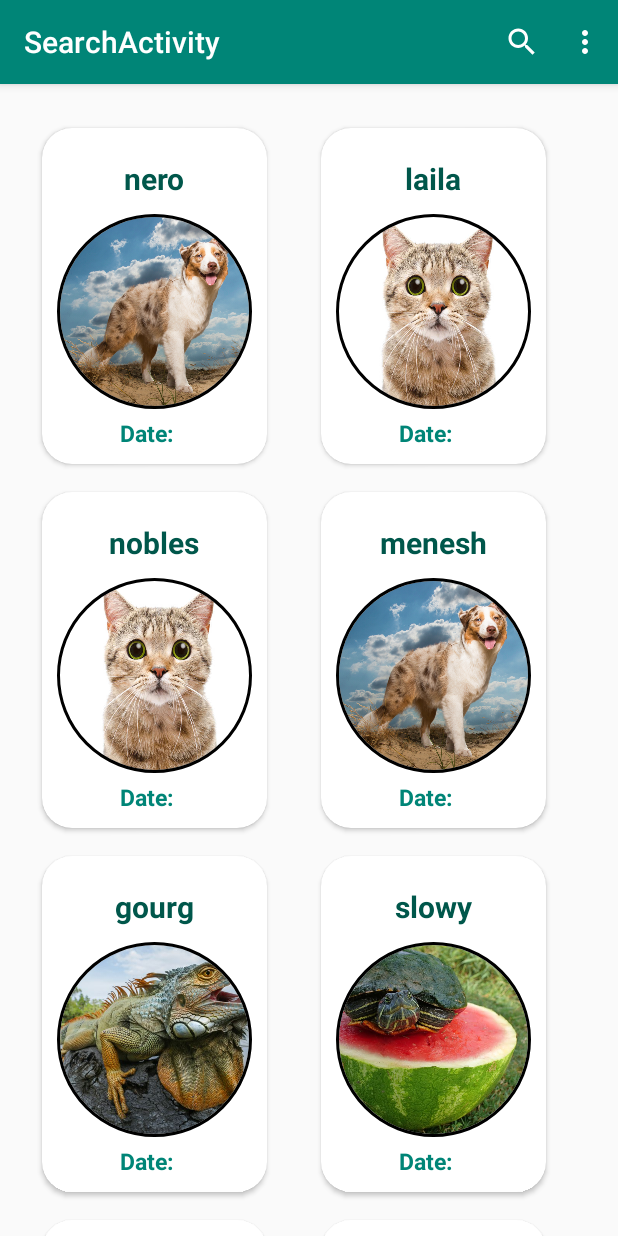
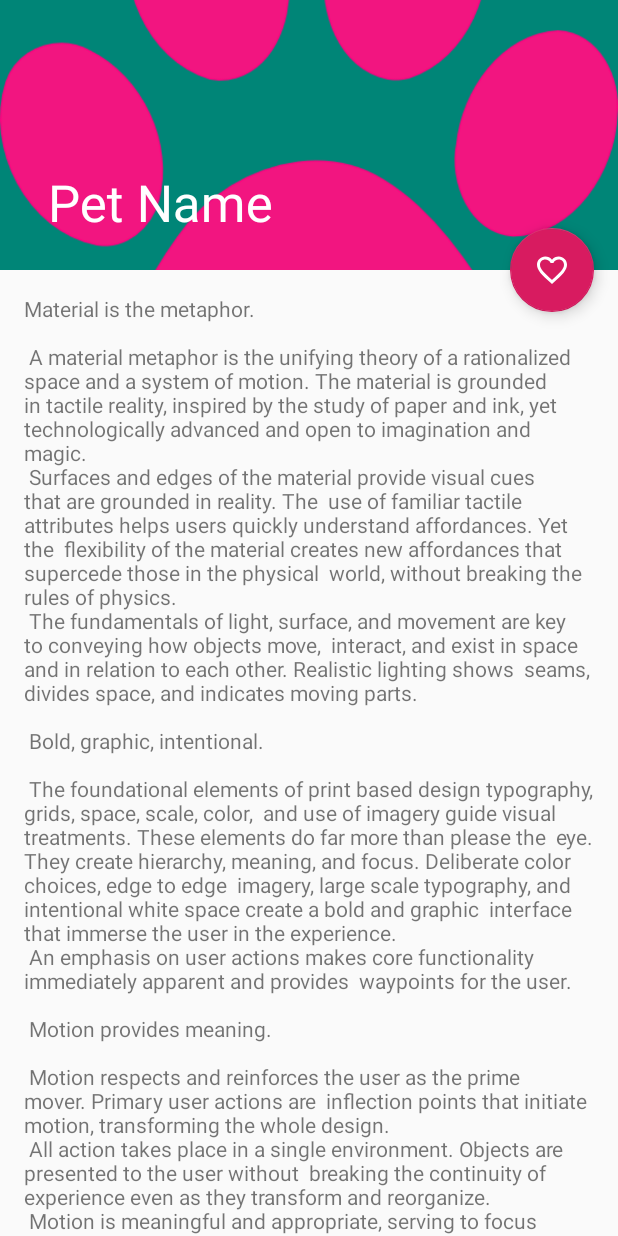
Before and after one commit to inbal0012/CookOMatic3, an Android app: the SearchActivity screen opened directly, with no data from a screen before it, after a tap on "nero", on a phone screen of 412 x 824 dp. Run offline under Robolectric (Android 15) with nearby library versions, the phone set to English and light mode, and no system bars; our stand-ins replace CircleImageView.

Commit message:
PetPageAc restored! ic_fav_empty added bitmap deleted

```diff
--- a/app/src/main/AndroidManifest.xml
+++ b/app/src/main/AndroidManifest.xml
@@ -10,9 +10,13 @@
         android:supportsRtl="true"
         android:theme="@style/AppTheme">
         <activity
+            android:name=".PetPageActivity"
+            android:label="@string/title_activity_pet_page"
+            android:theme="@style/AppTheme.NoActionBar"></activity>
+        <activity
             android:name=".SearchActivity"
             android:label="@string/title_activity_search"
-            android:theme="@style/AppTheme"></activity>
+            android:theme="@style/AppTheme" />
         <activity
             android:name=".FilterActivity"
             android:label="@string/title_activity_filter"
--- /dev/null
+++ b/app/src/main/java/com/example/adopy/PetPageActivity.java
@@ -0,0 +1,43 @@
+package com.example.adopy;
+
+import android.os.Bundle;
+
+import com.example.adopy.Utilities.Models.PetModel;
+import com.google.android.material.floatingactionbutton.FloatingActionButton;
+import com.google.android.material.snackbar.Snackbar;
+import com.google.gson.Gson;
+
+import androidx.appcompat.app.AppCompatActivity;
+import androidx.appcompat.widget.Toolbar;
+
+import android.view.View;
+import android.widget.ImageView;
+
+public class PetPageActivity extends AppCompatActivity {
+
+    PetModel pet;
+
+    @Override
+    protected void onCreate(Bundle savedInstanceState) {
+        super.onCreate(savedInstanceState);
+        setContentView(R.layout.activity_pet_page);
+        Toolbar toolbar = (Toolbar) findViewById(R.id.toolbar);
+        setSupportActionBar(toolbar);
+
+        //String petStr = getIntent().getStringExtra("pet");
+        Gson gson = new Gson();
+        pet = gson.fromJson(getIntent().getStringExtra("pet"), PetModel.class);
+
+        ImageView petImg = findViewById(R.id.pet_image);
+        //petImg.setImageBitmap(pet.getBitmap());
+
+        FloatingActionButton fab = (FloatingActionButton) findViewById(R.id.fab);
+        fab.setOnClickListener(new View.OnClickListener() {
+            @Override
+            public void onClick(View view) {
+                Snackbar.make(view, "Replace with your own action", Snackbar.LENGTH_LONG)
+                        .setAction("Action", null).show();
+            }
+        });
+    }
+}
--- a/app/src/main/java/com/example/adopy/SearchActivity.java
+++ b/app/src/main/java/com/example/adopy/SearchActivity.java
@@ -59,11 +59,14 @@ public class SearchActivity extends AppCompatActivity {
                 String str = "name: " + pet.getName() + "\nage: " + pet.getAge() + "\ntype: " + pet.getKind() + "\ngender: " + pet.getGender();
                 Log.d(TAG, "onCardClicked: selected: \n" + str);
                 Toast.makeText(SearchActivity.this, "selected: \n" + str, Toast.LENGTH_SHORT).show();
-//                Gson gson = new Gson();
-//                Intent intent = new Intent(SearchActivity.this, PetPageActivity.class);
-//                intent.putExtra("pet", gson.toJson(pet));
-//                startActivity(intent);
-
+                Gson gson = new Gson();
+                Intent intent = new Intent(SearchActivity.this, PetPageActivity.class);
+                String gstr = gson.toJson(pet);
+                Log.d(TAG, "onCardClicked: gson.toJson(pet)");
+                intent.putExtra("pet", gstr);
+                Log.d(TAG, "onCardClicked: putExtra");
+                startActivity(intent);
+                Log.d(TAG, "onCardClicked: done");
             }
 
             @Override
--- a/app/src/main/java/com/example/adopy/Utilities/Models/PetModel.java
+++ b/app/src/main/java/com/example/adopy/Utilities/Models/PetModel.java
@@ -12,8 +12,8 @@ public class PetModel implements Serializable {
     private String Name;
     @SerializedName("kind")
     private String Kind;
-    @SerializedName("bitmap")
-    private android.graphics.Bitmap Bitmap;
+    //@SerializedName("bitmap")
+    //private android.graphics.Bitmap Bitmap;
     @SerializedName("location")
     private String Location;
     @SerializedName("age")
@@ -31,7 +31,7 @@ public class PetModel implements Serializable {
         Name = name;
         Age = age;
         Gender = gender;
-        Bitmap = bitmap;
+        //Bitmap = bitmap;
     }
 
     public PetModel() {
@@ -54,11 +54,11 @@ public class PetModel implements Serializable {
     }
 
     public android.graphics.Bitmap getBitmap() {
-        return Bitmap;
+        return Bitmap.createBitmap(1,1, Bitmap.Config.ALPHA_8); //Bitmap;
     }
 
     public void setBitmap(android.graphics.Bitmap bitmap) {
-        Bitmap = bitmap;
+        //Bitmap = bitmap;
     }
 
     public String getLocation() {
--- /dev/null
+++ b/app/src/main/res/drawable-v24/ic_favorite_empty.xml
@@ -0,0 +1,9 @@
+<vector xmlns:android="http://schemas.android.com/apk/res/android"
+        android:width="24dp"
+        android:height="24dp"
+        android:viewportWidth="24.0"
+        android:viewportHeight="24.0">
+    <path
+        android:fillColor="#FFFFFF"
+        android:pathData="M16.5,3c-1.74,0 -3.41,0.81 -4.5,2.09C10.91,3.81 9.24,3 7.5,3 4.42,3 2,5.42 2,8.5c0,3.78 3.4,6.86 8.55,11.54L12,21.35l1.45,-1.32C18.6,15.36 22,12.28 22,8.5 22,5.42 19.58,3 16.5,3zM12.1,18.55l-0.1,0.1 -0.1,-0.1C7.14,14.24 4,11.39 4,8.5 4,6.5 5.5,5 7.5,5c1.54,0 3.04,0.99 3.57,2.36h1.87C13.46,5.99 14.96,5 16.5,5c2,0 3.5,1.5 3.5,3.5 0,2.89 -3.14,5.74 -7.9,10.05z"/>
+</vector>
--- /dev/null
+++ b/app/src/main/res/layout/activity_pet_page.xml
@@ -0,0 +1,58 @@
+<?xml version="1.0" encoding="utf-8"?>
+<androidx.coordinatorlayout.widget.CoordinatorLayout xmlns:android="http://schemas.android.com/apk/res/android"
+    xmlns:app="http://schemas.android.com/apk/res-auto"
+    xmlns:tools="http://schemas.android.com/tools"
+    android:layout_width="match_parent"
+    android:layout_height="match_parent"
+    android:fitsSystemWindows="true"
+    tools:context=".PetPageActivity">
+
+    <com.google.android.material.appbar.AppBarLayout
+        android:id="@+id/app_bar"
+        android:layout_width="match_parent"
+        android:layout_height="@dimen/app_bar_height"
+        android:fitsSystemWindows="true"
+        android:theme="@style/AppTheme.AppBarOverlay">
+
+        <com.google.android.material.appbar.CollapsingToolbarLayout
+            android:id="@+id/toolbar_layout"
+            android:layout_width="match_parent"
+            android:layout_height="match_parent"
+            android:fitsSystemWindows="true"
+            app:contentScrim="?attr/colorPrimary"
+            app:layout_scrollFlags="scroll|exitUntilCollapsed"
+            app:toolbarId="@+id/toolbar">
+
+            <ImageView
+                android:id="@+id/petImage"
+                android:layout_width="match_parent"
+                android:layout_height="200dp"
+                android:scaleType="centerCrop"
+                android:src="@drawable/foot"
+                android:background="@android:color/transparent"
+                app:layout_collapseMode="parallax"
+                app:layout_collapseParallaxMultiplier="0.7" />
+
+            <androidx.appcompat.widget.Toolbar
+                android:id="@+id/toolbar"
+                android:layout_width="match_parent"
+                android:layout_height="?attr/actionBarSize"
+                app:layout_collapseMode="pin"
+                app:popupTheme="@style/AppTheme.PopupOverlay"
+                app:title="Pet Name"/>
+
+        </com.google.android.material.appbar.CollapsingToolbarLayout>
+    </com.google.android.material.appbar.AppBarLayout>
+
+    <include layout="@layout/content_pet_page" />
+
+    <com.google.android.material.floatingactionbutton.FloatingActionButton
+        android:id="@+id/fab"
+        android:layout_width="wrap_content"
+        android:layout_height="wrap_content"
+        android:layout_margin="@dimen/fab_margin"
+        app:layout_anchor="@id/app_bar"
+        app:layout_anchorGravity="bottom|end"
+        android:src="@drawable/ic_favorite_empty" />
+
+</androidx.coordinatorlayout.widget.CoordinatorLayout>
--- /dev/null
+++ b/app/src/main/res/layout/content_pet_page.xml
@@ -0,0 +1,17 @@
+<?xml version="1.0" encoding="utf-8"?>
+<androidx.core.widget.NestedScrollView xmlns:android="http://schemas.android.com/apk/res/android"
+    xmlns:app="http://schemas.android.com/apk/res-auto"
+    xmlns:tools="http://schemas.android.com/tools"
+    android:layout_width="match_parent"
+    android:layout_height="match_parent"
+    app:layout_behavior="@string/appbar_scrolling_view_behavior"
+    tools:context=".PetPageActivity"
+    tools:showIn="@layout/activity_pet_page">
+
+    <TextView
+        android:layout_width="wrap_content"
+        android:layout_height="wrap_content"
+        android:layout_margin="@dimen/text_margin"
+        android:text="@string/large_text" />
+
+</androidx.core.widget.NestedScrollView>
--- /dev/null
+++ b/app/src/main/res/menu/menu_pet_page.xml
@@ -0,0 +1,10 @@
+<menu xmlns:android="http://schemas.android.com/apk/res/android"
+    xmlns:app="http://schemas.android.com/apk/res-auto"
+    xmlns:tools="http://schemas.android.com/tools"
+    tools:context="com.example.adopy.PetPageActivity">
+    <item
+        android:id="@+id/action_settings"
+        android:orderInCategory="100"
+        android:title="@string/action_settings"
+        app:showAsAction="never" />
+</menu>
--- a/app/src/main/res/values/strings.xml
+++ b/app/src/main/res/values/strings.xml
@@ -107,6 +107,7 @@
     //pet card
     <string name="price">Price:</string>
     <string name="date">Date:</string>
+    <string name="title_activity_pet_page">PetPageActivity</string>
 
 
 </resources>
```
